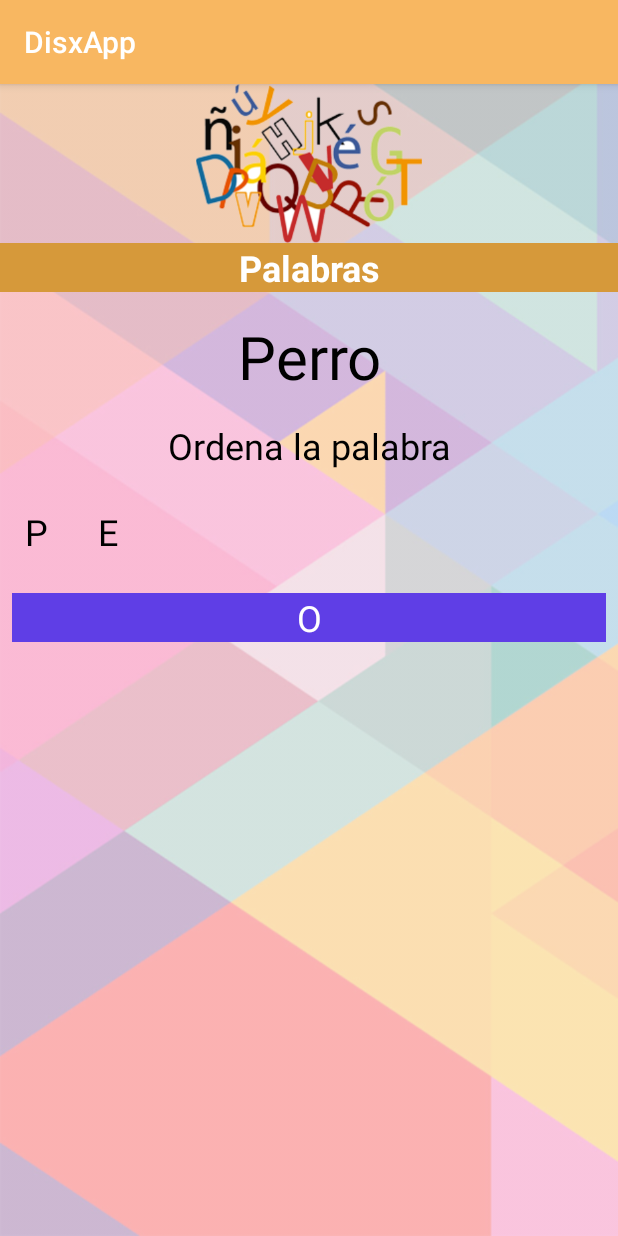
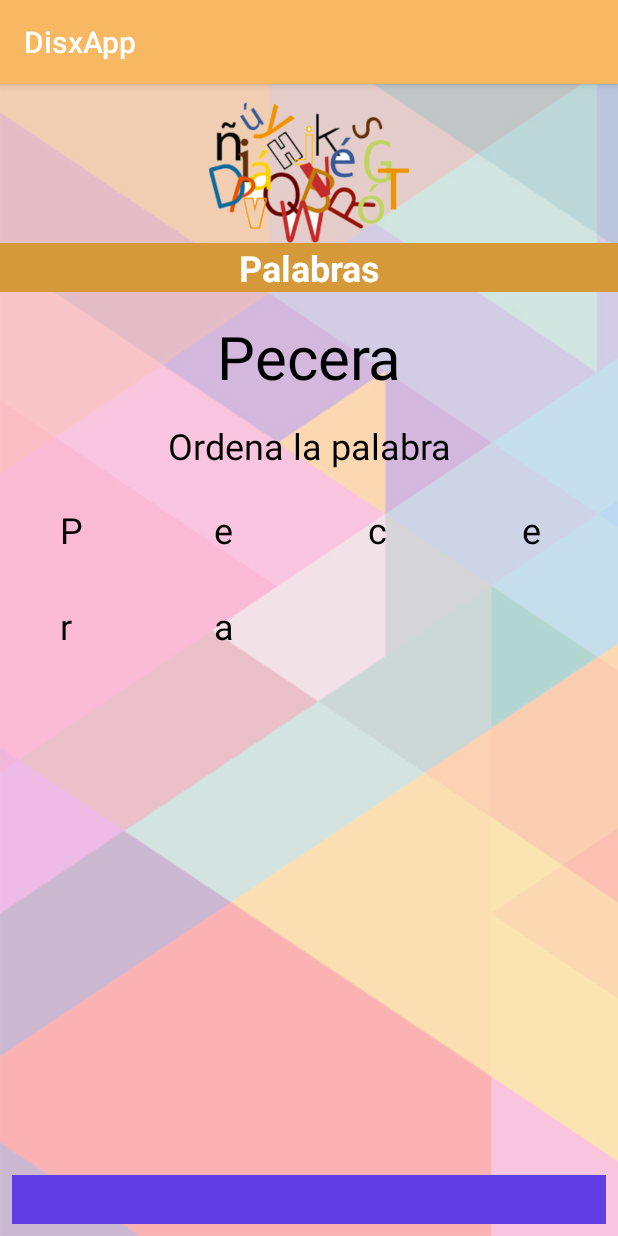
Before and after one commit to extripador117/disxapp, an Android app: the activityPalabras screen opened directly, with no data from a screen before it, on a phone screen of 412 x 824 dp. Run offline under Robolectric (Android 15) with nearby library versions, the phone set to English and light mode, and no system bars.

Commit message:
Palabras aleatorias,validaciones hechas y redireccionamiento a ver el puntaje actual

```diff
--- a/app/src/main/java/com/example/rosaguadalupe/diseo/activityPalabras.java
+++ b/app/src/main/java/com/example/rosaguadalupe/diseo/activityPalabras.java
@@ -1,53 +1,92 @@
 package com.example.rosaguadalupe.diseo;
 
+import android.app.Activity;
 import android.content.Intent;
+import android.content.res.Resources;
 import android.graphics.Color;
 import android.support.v7.app.AppCompatActivity;
 import android.os.Bundle;
+import android.support.v7.widget.GridLayoutManager;
+import android.util.TypedValue;
+import android.view.Gravity;
 import android.view.View;
+import android.view.ViewGroup;
+import android.widget.AdapterView;
+import android.widget.ArrayAdapter;
+import android.widget.GridLayout;
+import android.widget.GridView;
 import android.widget.LinearLayout;
+import android.widget.RelativeLayout;
 import android.widget.TextView;
+import android.widget.Toast;
 
-public class activityPalabras extends AppCompatActivity  implements View.OnClickListener{
-    LinearLayout contenedorLetras;
-    TextView letra;
+import java.util.ArrayList;
+import java.util.Random;
 
-    LinearLayout.LayoutParams paramsLetra;
+public class activityPalabras extends AppCompatActivity {
+    GridView contenedorLetras;
+    TextView Campo,PalabraAEscribir;
+    String textoPresionado;
+
+    String[] Palabras =new String[]{"Perro", "Disco", "Pecera", "Camioneta"};
+    ArrayList<String> letraPorLetra = new ArrayList<String>();
     int id=1;
+    int idPalabraRandom;
     @Override
     protected void onCreate(Bundle savedInstanceState) {
         super.onCreate(savedInstanceState);
         setContentView(R.layout.activity_palabras);
-        contenedorLetras = (LinearLayout)findViewById(R.id.contenedorLetras);
-        letra = new TextView(this);
-        letra.setId(id);
-        letra.setText("P");
-        letra.setTextSize(24);
-        letra.setTextColor(Color.BLACK);
-        letra.setOnClickListener(this);
-        paramsLetra =new LinearLayout.LayoutParams(LinearLayout.LayoutParams.WRAP_CONTENT,LinearLayout.LayoutParams.WRAP_CONTENT);
-        paramsLetra.setMargins(25,25,25,25);
-        letra.setLayoutParams(paramsLetra);
-        contenedorLetras.addView(letra);
+        contenedorLetras=(GridView)findViewById(R.id.contenedorLetras);
+        Campo = (TextView)findViewById(R.id.campoPalabras);
 
-        letra = new TextView(this);
-        id+=1;
-        letra.setId(id);
-        letra.setText("E");
-        letra.setTextSize(24);
-        letra.setTextColor(Color.BLACK);
-        paramsLetra =new LinearLayout.LayoutParams(LinearLayout.LayoutParams.WRAP_CONTENT,LinearLayout.LayoutParams.WRAP_CONTENT);
-        paramsLetra.setMargins(25,25,25,25);
-        letra.setLayoutParams(paramsLetra);
-        contenedorLetras.addView(letra);
+        idPalabraRandom=selectPalabraAEscribir();
+        PalabraALetras(idPalabraRandom);
 
+        contenedorLetras.setAdapter(new ArrayAdapter<String>(this,android.R.layout.simple_expandable_list_item_1,letraPorLetra){
+            public View getView(int position, View convertView, ViewGroup parent) {
+                    View view = super.getView(position, convertView, parent);
+                    TextView EstiloText = (TextView) view;
+                    EstiloText.setTextColor(Color.BLACK);
+                    EstiloText.setText(letraPorLetra.get(position));
+                    EstiloText.setGravity(Gravity.CENTER);
+                    EstiloText.setTextSize(24);
+                return EstiloText;
+            }
+        });
+        contenedorLetras.setOnItemClickListener(new AdapterView.OnItemClickListener() {
+            @Override
+            public void onItemClick(AdapterView<?> adapterView, View view, int i, long l) {
+                textoPresionado = adapterView.getItemAtPosition(i).toString();
+                Campo.setText(Campo.getText().toString()+ textoPresionado);
+              palabraTerminada();
+            }
+        });
 
     }
+    private int selectPalabraAEscribir(){
+        PalabraAEscribir =(TextView)findViewById(R.id.PalabraAescribir);
+        Random r = new Random();
+        int palabraRandom = r.nextInt(Palabras.length-0);
+        PalabraAEscribir.setText(Palabras[palabraRandom]);
+        return palabraRandom;
+    }
+    private void PalabraALetras(int posicion){
 
-    @Override
-    public void onClick(View view) {
-        TextView Campo=findViewById(R.id.campoPalabras);;
-        TextView textoPresionado = findViewById(view.getId());
-        Campo.setText(Campo.getText().toString()+ textoPresionado.getText().toString());
+        for (int x=0 ;x < Palabras[posicion].length();x++)
+        letraPorLetra.add(Palabras[posicion].substring(x,x+1));
+    }
+
+    private void palabraTerminada(){
+        if(Campo.length() == PalabraAEscribir.length()){
+
+            if(Campo.getText().toString().equals(PalabraAEscribir.getText().toString())){
+                Intent Activity = new Intent( this,activityPuntajeActualHombre.class);
+                startActivity(Activity);
+            }
+            else{
+                Campo.setText("");
+                Toast.makeText(this, "Intentalo de nuevo! n.n", Toast.LENGTH_SHORT).show();
+            }
+        }
     }
 }
--- a/app/src/main/res/layout/activity_entendimiento.xml
+++ b/app/src/main/res/layout/activity_entendimiento.xml
@@ -46,7 +46,7 @@
         app:srcCompat="@mipmap/img_juegos" />
 
     <TextView
-        android:id="@+id/textView35"
+        android:id="@+id/CampoOraciones"
         android:layout_width="wrap_content"
         android:layout_height="wrap_content"
         android:layout_marginBottom="8dp"
@@ -79,7 +79,7 @@
         app:layout_constraintEnd_toEndOf="parent"
         app:layout_constraintHorizontal_bias="0.516"
         app:layout_constraintStart_toStartOf="parent"
-        app:layout_constraintTop_toBottomOf="@+id/textView35"
+        app:layout_constraintTop_toBottomOf="@+id/CampoOraciones"
         app:layout_constraintVertical_bias="0.239" />
 
     <EditText
--- a/app/src/main/res/layout/activity_palabras.xml
+++ b/app/src/main/res/layout/activity_palabras.xml
@@ -12,6 +12,7 @@
         android:id="@+id/imageView12"
         android:layout_width="match_parent"
         android:layout_height="106dp"
+        android:paddingTop="12dp"
         app:srcCompat="@mipmap/img_juegos" />
 
     <TextView
@@ -27,15 +28,15 @@
         android:textStyle="bold" />
 
     <TextView
-        android:id="@+id/textView11"
+        android:id="@+id/PalabraAescribir"
         android:layout_width="match_parent"
         android:layout_height="wrap_content"
         android:layout_marginBottom="8dp"
         android:layout_marginEnd="8dp"
         android:layout_marginStart="8dp"
         android:layout_marginTop="8dp"
+        android:gravity="center_horizontal"
         android:text="Perro"
-        android:gravity="center_horizontal"
         android:textColor="#000000"
         android:textSize="40dp"
 
@@ -54,11 +55,31 @@
         android:textColor="#000000"
         android:textSize="24dp" />
 
-    <LinearLayout
-        android:id="@+id/contenedorLetras"
-        android:layout_width="match_parent"
-        android:layout_height="wrap_content"
-        android:orientation="horizontal"></LinearLayout>
+
+    <ScrollView
+        android:layout_width="fill_parent"
+        android:layout_height="fill_parent"
+        android:layout_weight="3"
+        android:fillViewport="true"
+        android:maxHeight="200dp"
+        android:minHeight="150dp"
+        android:visibility="visible">
+
+
+        <GridView
+            android:id="@+id/contenedorLetras"
+            android:layout_width="match_parent"
+            android:layout_height="wrap_content"
+            android:columnWidth="100dp"
+            android:gravity="center"
+            android:minHeight="150dp"
+            android:numColumns="auto_fit"
+            android:stretchMode="columnWidth"
+            android:textColor="#ffffff"
+            android:textSize="24dp" />
+
+    </ScrollView>
+
 
     <TextView
         android:id="@+id/campoPalabras"
@@ -70,7 +91,7 @@
         android:layout_marginTop="8dp"
         android:background="#5f3ee6"
         android:gravity="center_horizontal"
-        android:text="O"
+        android:text=""
         android:textColor="#ffffff"
         android:textSize="24dp" />
 </LinearLayout>
```
Also changed, not shown: app/src/main/AndroidManifest.xml (+11 -11 lines), app/src/main/java/com/example/rosaguadalupe/diseo/activityOraciones.java (+52 -14 lines), app/src/main/java/com/example/rosaguadalupe/diseo/dbConexion.java (added, +24 -0 lines), app/src/main/res/layout/activity_oraciones.xml (+34 -9 lines).
